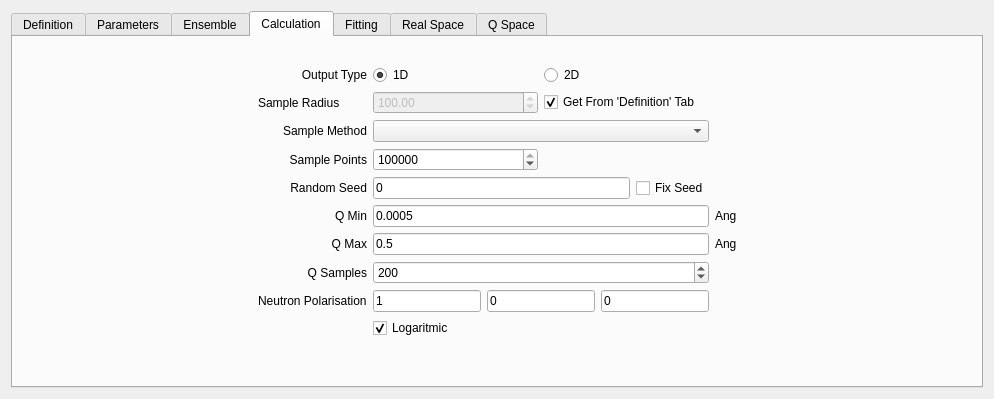
Before: the Qt Designer form src/sas/qtgui/Perspectives/ParticleEditor/UI/DesignWindowUI.ui in SasView/sasview, drawn with Qt 5.
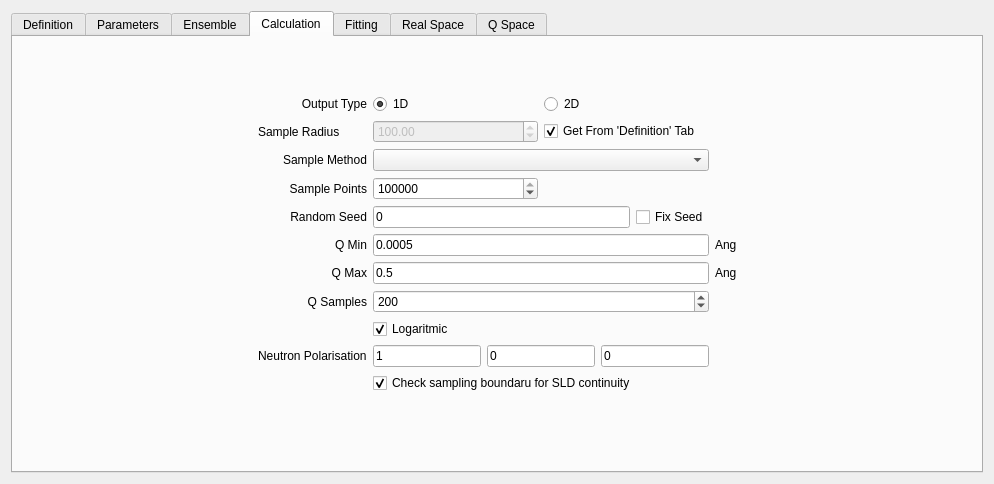
After: the same form once the commit is applied. The open tabs and pages were chosen to show the change.

What changed in the file:
```diff
--- a/src/sas/qtgui/Perspectives/ParticleEditor/UI/DesignWindowUI.ui
+++ b/src/sas/qtgui/Perspectives/ParticleEditor/UI/DesignWindowUI.ui
@@ -7,7 +7,7 @@
     <x>0</x>
     <y>0</y>
     <width>994</width>
-    <height>370</height>
+    <height>484</height>
    </rect>
   </property>
   <property name="windowTitle">
@@ -20,7 +20,7 @@
       <string/>
      </property>
      <property name="currentIndex">
-      <number>1</number>
+      <number>0</number>
      </property>
      <widget class="QWidget" name="definitionTab">
       <attribute name="title">
@@ -33,7 +33,7 @@
       </attribute>
       <layout class="QHBoxLayout" name="horizontalLayout_3" stretch="3">
        <item>
-        <layout class="QVBoxLayout" name="verticalLayout_4"/>
+        <layout class="QVBoxLayout" name="parameterTabLayout"/>
        </item>
       </layout>
      </widget>
@@ -236,7 +236,17 @@
             <item>
              <widget class="QFrame" name="frame_3">
               <layout class="QGridLayout" name="gridLayout_2">
-               <item row="7" column="1">
+               <item row="8" column="2">
+                <widget class="QCheckBox" name="useLogQ">
+                 <property name="text">
+                  <string>Logaritmic</string>
+                 </property>
+                 <property name="checked">
+                  <bool>true</bool>
+                 </property>
+                </widget>
+               </item>
+               <item row="7" column="2">
                 <widget class="QSpinBox" name="qSamplesBox">
                  <property name="minimum">
                   <number>10</number>
@@ -252,14 +262,14 @@
                  </property>
                 </widget>
                </item>
-               <item row="5" column="2">
+               <item row="5" column="3">
                 <widget class="QLabel" name="label_9">
                  <property name="text">
                   <string>Ang</string>
                  </property>
                 </widget>
                </item>
-               <item row="6" column="2">
+               <item row="6" column="3">
                 <widget class="QLabel" name="label_10">
                  <property name="text">
                   <string>Ang</string>
@@ -276,14 +286,7 @@
                  </property>
                 </widget>
                </item>
-               <item row="1" column="0">
-                <widget class="QLabel" name="label_14">
-                 <property name="text">
-                  <string>Sample Radius</string>
-                 </property>
-                </widget>
-               </item>
-               <item row="1" column="1">
+               <item row="1" column="2">
                 <layout class="QHBoxLayout" name="horizontalLayout_6">
                  <item>
                   <widget class="QDoubleSpinBox" name="sampleRadius">
@@ -313,20 +316,10 @@
                  </item>
                 </layout>
                </item>
-               <item row="6" column="0">
-                <widget class="QLabel" name="label_11">
+               <item row="1" column="0">
+                <widget class="QLabel" name="label_14">
                  <property name="text">
-                  <string>Q Max</string>
-                 </property>
-                 <property name="alignment">
-                  <set>Qt::AlignRight|Qt::AlignTrailing|Qt::AlignVCenter</set>
-                 </property>
-                </widget>
-               </item>
-               <item row="6" column="1">
-                <widget class="QLineEdit" name="qMaxBox">
-                 <property name="text">
-                  <string>0.5</string>
+                  <string>Sample Radius</string>
                  </property>
                 </widget>
                </item>
@@ -340,7 +333,7 @@
                  </property>
                 </widget>
                </item>
-               <item row="5" column="1">
+               <item row="5" column="2">
                 <widget class="QLineEdit" name="qMinBox">
                  <property name="text">
                   <string>0.0005</string>
@@ -357,30 +350,24 @@
                  </property>
                 </widget>
                </item>
-               <item row="2" column="1">
-                <widget class="QComboBox" name="methodCombo"/>
+               <item row="6" column="2">
+                <widget class="QLineEdit" name="qMaxBox">
+                 <property name="text">
+                  <string>0.5</string>
+                 </property>
+                </widget>
                </item>
-               <item row="10" column="1">
-                <widget class="QLabel" name="timeEstimateLabel">
+               <item row="6" column="0">
+                <widget class="QLabel" name="label_11">
                  <property name="text">
-                  <string/>
+                  <string>Q Max</string>
                  </property>
                  <property name="alignment">
-                  <set>Qt::AlignCenter</set>
+                  <set>Qt::AlignRight|Qt::AlignTrailing|Qt::AlignVCenter</set>
                  </property>
                 </widget>
                </item>
-               <item row="9" column="1">
-                <widget class="QCheckBox" name="useLogQ">
-                 <property name="text">
-                  <string>Logaritmic</string>
-                 </property>
-                 <property name="checked">
-                  <bool>true</bool>
-                 </property>
-                </widget>
-               </item>
-               <item row="0" column="1">
+               <item row="0" column="2">
                 <layout class="QHBoxLayout" name="horizontalLayout">
                  <property name="bottomMargin">
                   <number>0</number>
@@ -404,6 +391,9 @@
                  </item>
                 </layout>
                </item>
+               <item row="2" column="2">
+                <widget class="QComboBox" name="methodCombo"/>
+               </item>
                <item row="0" column="0">
                 <widget class="QLabel" name="label_13">
                  <property name="text">
@@ -414,17 +404,7 @@
                  </property>
                 </widget>
                </item>
-               <item row="3" column="0">
-                <widget class="QLabel" name="label_4">
-                 <property name="text">
-                  <string>Sample Points</string>
-                 </property>
-                 <property name="alignment">
-                  <set>Qt::AlignRight|Qt::AlignTrailing|Qt::AlignVCenter</set>
-                 </property>
-                </widget>
-               </item>
-               <item row="3" column="1">
+               <item row="3" column="2">
                 <layout class="QHBoxLayout" name="horizontalLayout_8">
                  <item>
                   <widget class="QSpinBox" name="nSamplePoints">
@@ -448,7 +428,17 @@
                  </item>
                 </layout>
                </item>
-               <item row="4" column="1">
+               <item row="3" column="0">
+                <widget class="QLabel" name="label_4">
+                 <property name="text">
+                  <string>Sample Points</string>
+                 </property>
+                 <property name="alignment">
+                  <set>Qt::AlignRight|Qt::AlignTrailing|Qt::AlignVCenter</set>
+                 </property>
+                </widget>
+               </item>
+               <item row="4" column="2">
                 <layout class="QHBoxLayout" name="horizontalLayout_9">
                  <item>
                   <widget class="QLineEdit" name="randomSeed">
@@ -466,6 +456,13 @@
                  </item>
                 </layout>
                </item>
+               <item row="9" column="0">
+                <widget class="QLabel" name="label_12">
+                 <property name="text">
+                  <string>Neutron Polarisation</string>
+                 </property>
+                </widget>
+               </item>
                <item row="4" column="0">
                 <widget class="QLabel" name="label_16">
                  <property name="text">
@@ -476,14 +473,7 @@
                  </property>
                 </widget>
                </item>
-               <item row="8" column="0">
-                <widget class="QLabel" name="label_12">
-                 <property name="text">
-                  <string>Neutron Polarisation</string>
-                 </property>
-                </widget>
-               </item>
-               <item row="8" column="1">
+               <item row="9" column="2">
                 <layout class="QHBoxLayout" name="horizontalLayout_10">
                  <item>
                   <widget class="QLineEdit" name="lineEdit">
@@ -508,6 +498,26 @@
                  </item>
                 </layout>
                </item>
+               <item row="11" column="2">
+                <widget class="QLabel" name="timeEstimateLabel">
+                 <property name="text">
+                  <string/>
+                 </property>
+                 <property name="alignment">
+                  <set>Qt::AlignCenter</set>
+                 </property>
+                </widget>
+               </item>
+               <item row="10" column="2">
+                <widget class="QCheckBox" name="continuityCheck">
+                 <property name="text">
+                  <string>Check sampling boundaru for SLD continuity</string>
+                 </property>
+                 <property name="checked">
+                  <bool>true</bool>
+                 </property>
+                </widget>
+               </item>
               </layout>
              </widget>
             </item>
```
